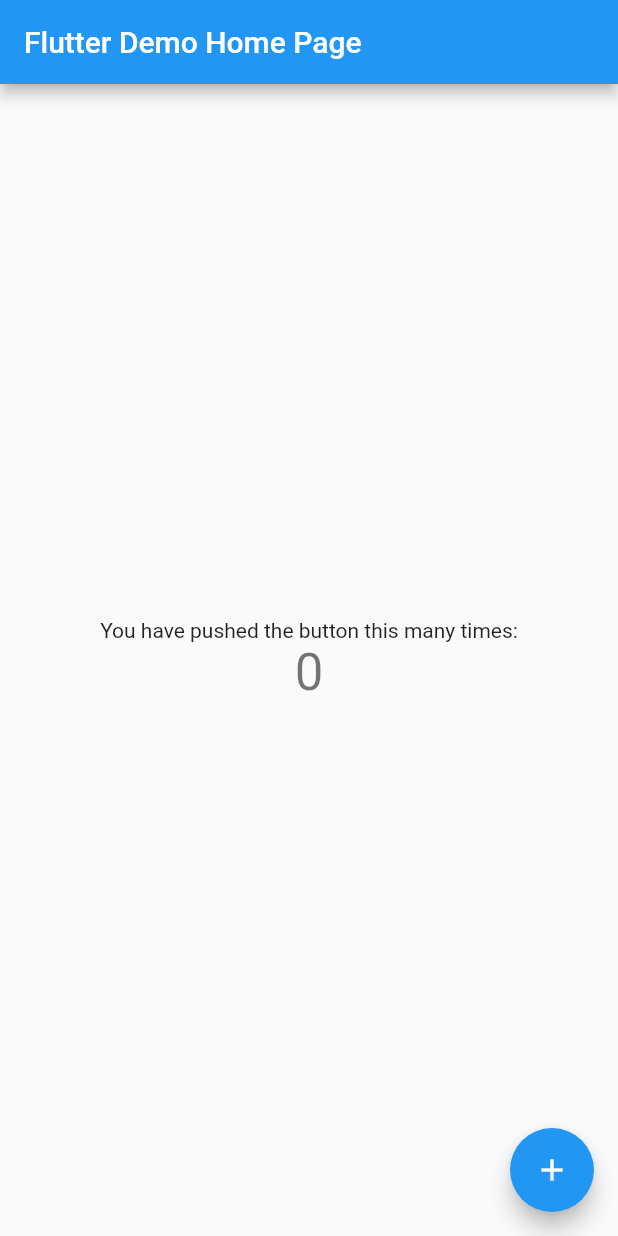
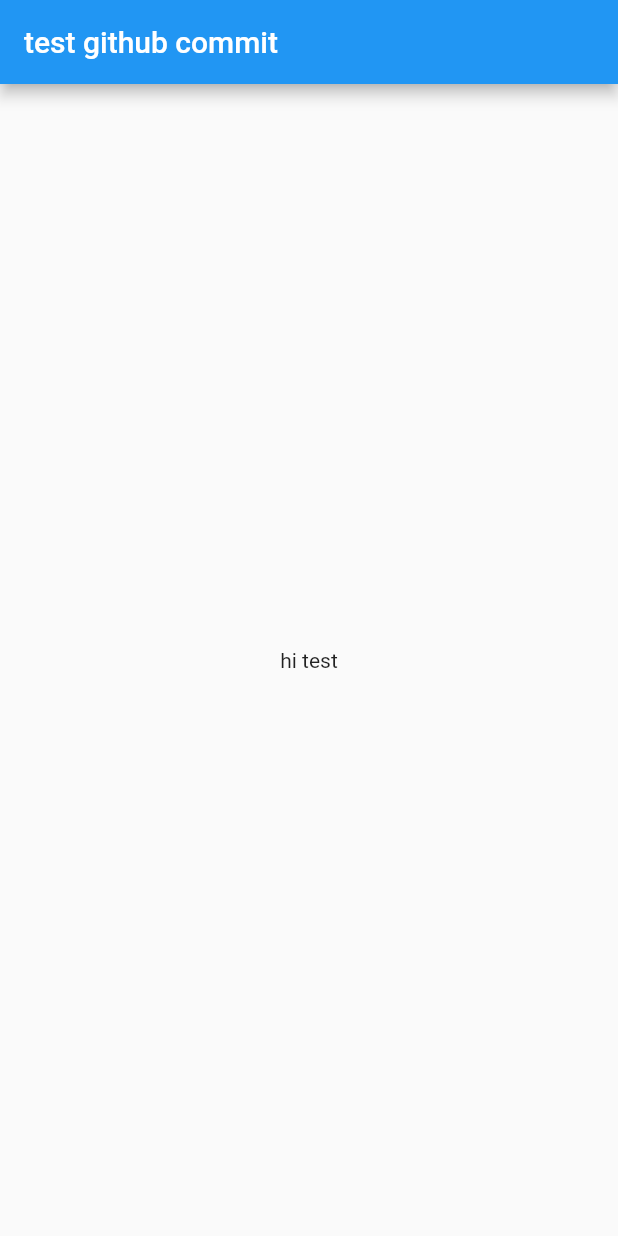
Before and after one commit to abdelrahman612/gth_test, a Flutter app: the screen it shows after launch, on a phone screen of 412 x 824 dp. Run offline on Flutter 3.47's test engine with Material 2 defaults, Android fonts, the phone set to English and light mode, and no system bars.

Commit message:
test secend commit

```diff
--- a/lib/main.dart
+++ b/lib/main.dart
@@ -1,113 +1,21 @@
 import 'package:flutter/material.dart';
+import 'package:gth_test/screen/screen_page.dart';
 
 void main() {
   runApp(MyApp());
 }
 
 class MyApp extends StatelessWidget {
-  // This widget is the root of your application.
   @override
   Widget build(BuildContext context) {
     return MaterialApp(
-      title: 'Flutter Demo',
-      theme: ThemeData(
-        // This is the theme of your application.
-        //
-        // Try running your application with "flutter run". You'll see the
-        // application has a blue toolbar. Then, without quitting the app, try
-        // changing the primarySwatch below to Colors.green and then invoke
-        // "hot reload" (press "r" in the console where you ran "flutter run",
-        // or simply save your changes to "hot reload" in a Flutter IDE).
-        // Notice that the counter didn't reset back to zero; the application
-        // is not restarted.
-        primarySwatch: Colors.blue,
+      title: 'test github',
+      home: Scaffold(
+        appBar: AppBar(
+          title: Text('test github commit'),
+        ),
+        body: Mybody(),
       ),
-      home: MyHomePage(title: 'Flutter Demo Home Page'),
     );
   }
 }
-
-class MyHomePage extends StatefulWidget {
-  MyHomePage({Key key, this.title}) : super(key: key);
-
-  // This widget is the home page of your application. It is stateful, meaning
-  // that it has a State object (defined below) that contains fields that affect
-  // how it looks.
-
-  // This class is the configuration for the state. It holds the values (in this
-  // case the title) provided by the parent (in this case the App widget) and
-  // used by the build method of the State. Fields in a Widget subclass are
-  // always marked "final".
-
-  final String title;
-
-  @override
-  _MyHomePageState createState() => _MyHomePageState();
-}
-
-class _MyHomePageState extends State<MyHomePage> {
-  int _counter = 0;
-
-  void _incrementCounter() {
-    setState(() {
-      // This call to setState tells the Flutter framework that something has
-      // changed in this State, which causes it to rerun the build method below
-      // so that the display can reflect the updated values. If we changed
-      // _counter without calling setState(), then the build method would not be
-      // called again, and so nothing would appear to happen.
-      _counter++;
-    });
-  }
-
-  @override
-  Widget build(BuildContext context) {
-    // This method is rerun every time setState is called, for instance as done
-    // by the _incrementCounter method above.
-    //
-    // The Flutter framework has been optimized to make rerunning build methods
-    // fast, so that you can just rebuild anything that needs updating rather
-    // than having to individually change instances of widgets.
-    return Scaffold(
-      appBar: AppBar(
-        // Here we take the value from the MyHomePage object that was created by
-        // the App.build method, and use it to set our appbar title.
-        title: Text(widget.title),
-      ),
-      body: Center(
-        // Center is a layout widget. It takes a single child and positions it
-        // in the middle of the parent.
-        child: Column(
-          // Column is also a layout widget. It takes a list of children and
-          // arranges them vertically. By default, it sizes itself to fit its
-          // children horizontally, and tries to be as tall as its parent.
-          //
-          // Invoke "debug painting" (press "p" in the console, choose the
-          // "Toggle Debug Paint" action from the Flutter Inspector in Android
-          // Studio, or the "Toggle Debug Paint" command in Visual Studio Code)
-          // to see the wireframe for each widget.
-          //
-          // Column has various properties to control how it sizes itself and
-          // how it positions its children. Here we use mainAxisAlignment to
-          // center the children vertically; the main axis here is the vertical
-          // axis because Columns are vertical (the cross axis would be
-          // horizontal).
-          mainAxisAlignment: MainAxisAlignment.center,
-          children: <Widget>[
-            Text(
-              'You have pushed the button this many times:',
-            ),
-            Text(
-              '$_counter',
-              style: Theme.of(context).textTheme.headline4,
-            ),
-          ],
-        ),
-      ),
-      floatingActionButton: FloatingActionButton(
-        onPressed: _incrementCounter,
-        tooltip: 'Increment',
-        child: Icon(Icons.add),
-      ), // This trailing comma makes auto-formatting nicer for build methods.
-    );
-  }
-}
--- /dev/null
+++ b/lib/screen/screen_page.dart
@@ -0,0 +1,12 @@
+import 'package:flutter/cupertino.dart';
+
+class Mybody extends StatelessWidget {
+  @override
+  Widget build(BuildContext context) {
+    return Center(
+      child: Container(
+        child: Text('hi test'),
+      ),
+    );
+  }
+}
```
